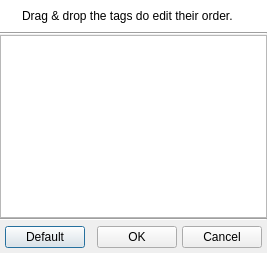
Above: src/preferences/QUTagOrderDialog.ui from UltraStar-Deluxe/UltraStar-Manager before the change. Below: the same form after it.
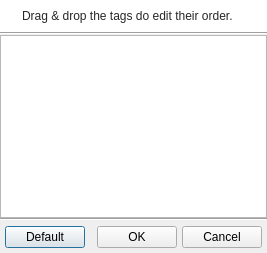
That is the form after the change. Icons and pictures are not drawn.

Commit message: Adjusted colors of widgets to be usable in OS dark mode.

What changed in the file:
```diff
--- a/src/preferences/QUTagOrderDialog.ui
+++ b/src/preferences/QUTagOrderDialog.ui
@@ -38,6 +38,15 @@
      <property name="palette">
       <palette>
        <active>
+        <colorrole role="WindowText">
+         <brush brushstyle="SolidPattern">
+          <color alpha="216">
+           <red>0</red>
+           <green>0</green>
+           <blue>0</blue>
+          </color>
+         </brush>
+        </colorrole>
         <colorrole role="Base">
          <brush brushstyle="SolidPattern">
           <color alpha="255">
@@ -58,6 +67,15 @@
         </colorrole>
        </active>
        <inactive>
+        <colorrole role="WindowText">
+         <brush brushstyle="SolidPattern">
+          <color alpha="216">
+           <red>0</red>
+           <green>0</green>
+           <blue>0</blue>
+          </color>
+         </brush>
+        </colorrole>
         <colorrole role="Base">
          <brush brushstyle="SolidPattern">
           <color alpha="255">
@@ -78,6 +96,15 @@
         </colorrole>
        </inactive>
        <disabled>
+        <colorrole role="WindowText">
+         <brush brushstyle="SolidPattern">
+          <color alpha="63">
+           <red>0</red>
+           <green>0</green>
+           <blue>0</blue>
+          </color>
+         </brush>
+        </colorrole>
         <colorrole role="Base">
          <brush brushstyle="SolidPattern">
           <color alpha="255">
```
The commit also changes 16 other files.
